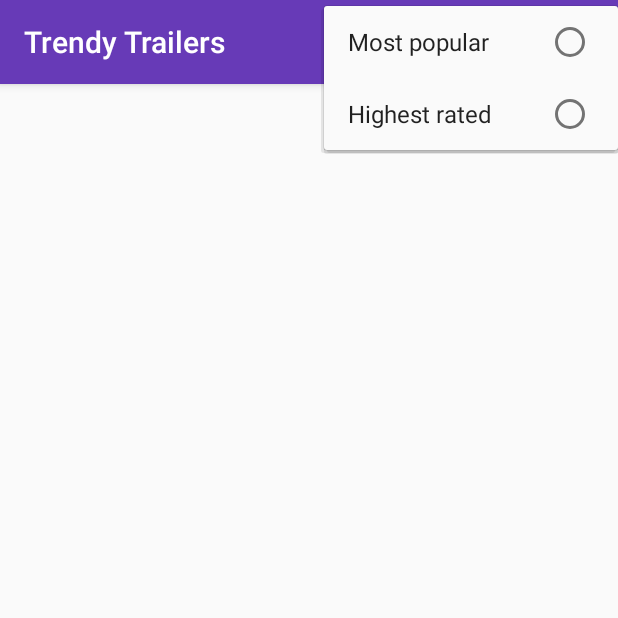
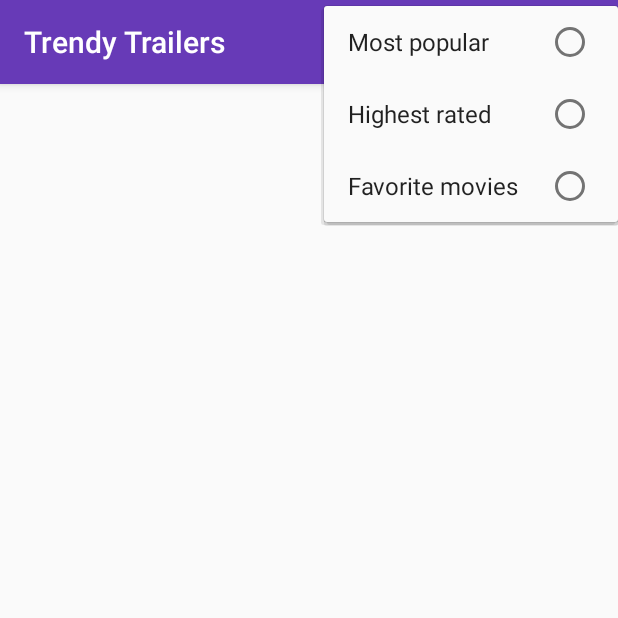
Before and after one commit to oscarb/trendy-trailers, an Android app: the screen it shows after launch (ExploreActivity), after a tap on "Sort by", on a phone screen of 412 x 824 dp, the top half of it. Run offline under Robolectric (Android 15) with nearby library versions, the phone set to English and light mode, and no system bars; our stand-ins replace data binding; network calls fail.

Commit message:
Display button for showing favorites

```diff
--- /dev/null
+++ b/app/src/main/res/drawable/ic_filter_list_black_24dp.xml
@@ -0,0 +1,9 @@
+<vector xmlns:android="http://schemas.android.com/apk/res/android"
+    android:width="24dp"
+    android:height="24dp"
+    android:viewportHeight="24.0"
+    android:viewportWidth="24.0">
+    <path
+        android:fillColor="@color/colorAppBarForeground"
+        android:pathData="M10,18h4v-2h-4v2zM3,6v2h18L21,6L3,6zM6,13h12v-2L6,11v2z" />
+</vector>
--- a/app/src/main/res/menu/menu_explore.xml
+++ b/app/src/main/res/menu/menu_explore.xml
@@ -11,7 +11,7 @@
     -->
     <item
         android:id="@+id/action_sort"
-        android:icon="@drawable/ic_sort_24dp"
+        android:icon="@drawable/ic_filter_list_black_24dp"
         android:title="@string/sort_by"
         app:showAsAction="always">
         <menu>
@@ -19,15 +19,19 @@
                 android:id="@+id/sort_by_options"
                 android:checkableBehavior="single">
                 <item
-                    android:id="@+id/action_sort_popularity_desc"
+                    android:id="@+id/action_filter_most_popular"
                     android:orderInCategory="100"
                     android:title="@string/most_popular"
 
                     />
                 <item
-                    android:id="@+id/action_sort_vote_average_desc"
+                    android:id="@+id/action_filter_highest_rated"
                     android:orderInCategory="200"
                     android:title="@string/highest_rated" />
+                <item
+                    android:id="@+id/action_filter_favorite_movies"
+                    android:orderInCategory="300"
+                    android:title="@string/favorite_movies" />
             </group>
         </menu>
     </item>
--- a/app/src/main/res/values/strings.xml
+++ b/app/src/main/res/values/strings.xml
@@ -9,4 +9,5 @@
     <string name="sort_by">Sort by</string>
     <string name="most_popular">Most popular</string>
     <string name="highest_rated">Highest rated</string>
+    <string name="favorite_movies">Favorite movies</string>
 </resources>
```
Also changed, not shown: app/src/main/java/se/oscarb/trendytrailers/detail/DetailActivity.java (+16 -1 lines), app/src/main/java/se/oscarb/trendytrailers/explore/ExploreActivity.java (+49 -24 lines).
